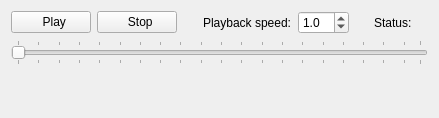
This is ground/gcs/src/plugins/logging/logging.ui in librepilot/LibrePilot as Qt 5 draws it before an edit. The edited form follows.
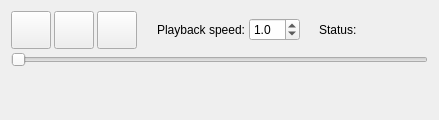
This is the edited form. Icons and pictures are not drawn.

Commit message: LP-597 again 3 separate buttons + various fixes & cleanups

```diff
--- a/ground/gcs/src/plugins/logging/logging.ui
+++ b/ground/gcs/src/plugins/logging/logging.ui
@@ -7,7 +7,7 @@
     <x>0</x>
     <y>0</y>
     <width>439</width>
-    <height>118</height>
+    <height>120</height>
    </rect>
   </property>
   <property name="sizePolicy">
@@ -27,34 +27,43 @@
   </property>
   <layout class="QVBoxLayout" name="verticalLayout_2" stretch="0,1">
    <item>
-    <layout class="QVBoxLayout" name="verticalLayout" stretch="0,0,0">
+    <layout class="QVBoxLayout" name="verticalLayout">
+     <property name="spacing">
+      <number>3</number>
+     </property>
      <item>
-      <layout class="QHBoxLayout" name="horizontalLayout" stretch="0,0,2,0,0,2,0,0">
+      <layout class="QHBoxLayout" name="horizontalLayout" stretch="0,0,0,2,0,0,2,0,0">
        <property name="sizeConstraint">
         <enum>QLayout::SetNoConstraint</enum>
        </property>
        <item>
-        <widget class="QPushButton" name="playPauseButton">
+        <widget class="QPushButton" name="playButton">
+         <property name="enabled">
+          <bool>true</bool>
+         </property>
          <property name="sizePolicy">
-          <sizepolicy hsizetype="Maximum" vsizetype="Fixed">
-           <horstretch>80</horstretch>
+          <sizepolicy hsizetype="Preferred" vsizetype="Preferred">
+           <horstretch>0</horstretch>
            <verstretch>0</verstretch>
           </sizepolicy>
          </property>
          <property name="minimumSize">
           <size>
-           <width>30</width>
-           <height>0</height>
+           <width>39</width>
+           <height>38</height>
           </size>
          </property>
-         <property name="maximumSize">
+         <property name="baseSize">
           <size>
-           <width>80</width>
-           <height>16777215</height>
+           <width>39</width>
+           <height>38</height>
           </size>
          </property>
-         <property name="text">
-          <string>  Play</string>
+         <property name="focusPolicy">
+          <enum>Qt::NoFocus</enum>
+         </property>
+         <property name="autoFillBackground">
+          <bool>false</bool>
          </property>
          <property name="icon">
           <iconset resource="res.qrc">
@@ -68,29 +77,46 @@
          </property>
         </widget>
        </item>
+       <item>
+        <widget class="QPushButton" name="pauseButton">
+         <property name="sizePolicy">
+          <sizepolicy hsizetype="Preferred" vsizetype="Preferred">
+           <horstretch>0</horstretch>
+           <verstretch>0</verstretch>
+          </sizepolicy>
+         </property>
+         <property name="minimumSize">
+          <size>
+           <width>39</width>
+           <height>38</height>
+          </size>
+         </property>
+         <property name="icon">
+          <iconset resource="res.qrc">
+           <normaloff>:/logging/images/pause.png</normaloff>:/logging/images/pause.png</iconset>
+         </property>
+         <property name="iconSize">
+          <size>
+           <width>16</width>
+           <height>16</height>
+          </size>
+         </property>
+        </widget>
+       </item>
        <item>
         <widget class="QPushButton" name="stopButton">
          <property name="sizePolicy">
-          <sizepolicy hsizetype="Maximum" vsizetype="Fixed">
-           <horstretch>80</horstretch>
+          <sizepolicy hsizetype="Preferred" vsizetype="Preferred">
+           <horstretch>0</horstretch>
            <verstretch>0</verstretch>
           </sizepolicy>
          </property>
          <property name="minimumSize">
           <size>
-           <width>30</width>
-           <height>0</height>
+           <width>39</width>
+           <height>38</height>
           </size>
          </property>
-         <property name="maximumSize">
-          <size>
-           <width>80</width>
-           <height>16777215</height>
-          </size>
-         </property>
-         <property name="text">
-          <string>  Stop</string>
-         </property>
          <property name="icon">
           <iconset resource="res.qrc">
            <normaloff>:/logging/images/stop.png</normaloff>:/logging/images/stop.png</iconset>
@@ -121,12 +147,15 @@
          <property name="text">
           <string>Playback speed:</string>
          </property>
+         <property name="wordWrap">
+          <bool>true</bool>
+         </property>
         </widget>
        </item>
        <item>
         <widget class="QDoubleSpinBox" name="playbackSpeed">
          <property name="sizePolicy">
-          <sizepolicy hsizetype="Fixed" vsizetype="Fixed">
+          <sizepolicy hsizetype="Fixed" vsizetype="Maximum">
            <horstretch>0</horstretch>
            <verstretch>0</verstretch>
           </sizepolicy>
@@ -170,6 +199,12 @@
        </item>
        <item>
         <widget class="QLabel" name="statusLabel">
+         <property name="minimumSize">
+          <size>
+           <width>65</width>
+           <height>0</height>
+          </size>
+         </property>
          <property name="font">
           <font>
            <weight>75</weight>
@@ -191,22 +226,13 @@
        <property name="orientation">
         <enum>Qt::Horizontal</enum>
        </property>
-       <property name="invertedAppearance">
-        <bool>false</bool>
-       </property>
-       <property name="invertedControls">
-        <bool>false</bool>
-       </property>
-       <property name="tickPosition">
-        <enum>QSlider::TicksBothSides</enum>
-       </property>
-       <property name="tickInterval">
-        <number>5</number>
-       </property>
       </widget>
      </item>
      <item>
       <layout class="QHBoxLayout" name="horizontalLayout_8">
+       <property name="spacing">
+        <number>0</number>
+       </property>
        <property name="topMargin">
         <number>0</number>
        </property>
@@ -230,6 +256,9 @@
          <property name="text">
           <string/>
          </property>
+         <property name="alignment">
+          <set>Qt::AlignLeading|Qt::AlignLeft|Qt::AlignTop</set>
+         </property>
         </widget>
        </item>
        <item>
@@ -262,6 +291,9 @@
          <property name="text">
           <string/>
          </property>
+         <property name="alignment">
+          <set>Qt::AlignLeading|Qt::AlignLeft|Qt::AlignTop</set>
+         </property>
         </widget>
        </item>
        <item>
@@ -295,7 +327,7 @@
           <string/>
          </property>
          <property name="alignment">
-          <set>Qt::AlignRight|Qt::AlignTrailing|Qt::AlignVCenter</set>
+          <set>Qt::AlignRight|Qt::AlignTop|Qt::AlignTrailing</set>
          </property>
         </widget>
        </item>
```
Left out of the diff: 2 changed lines with no effect on the pictures. The commit also changes 4 other files.
